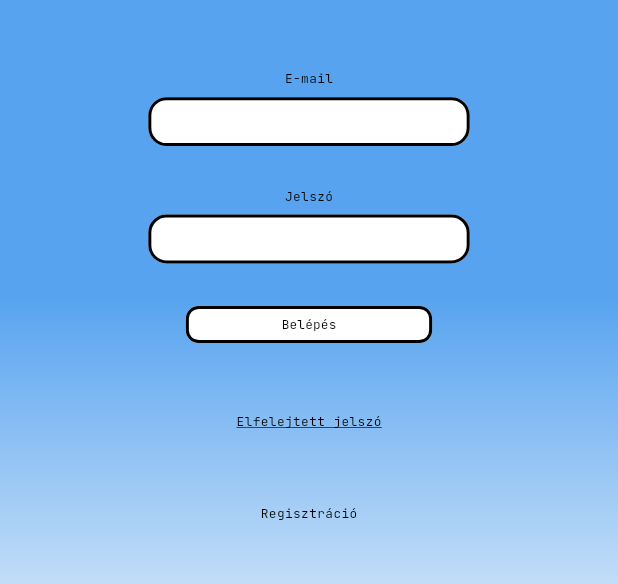
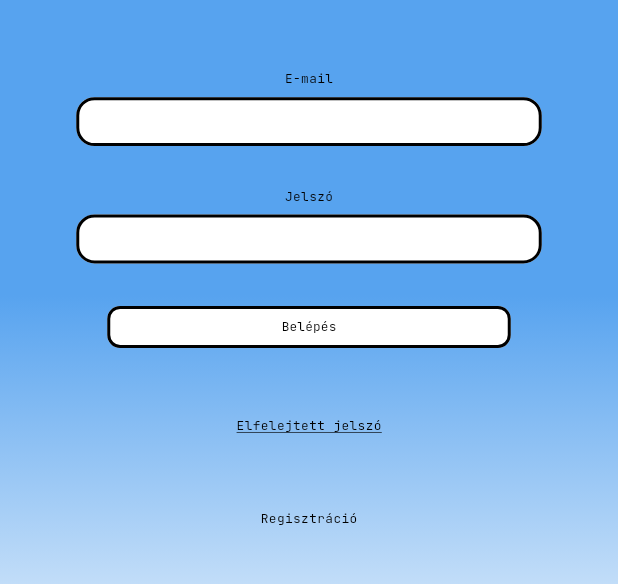
Before and after one commit to KMG1998/SzakdolgozatMobil, a Flutter app: the screen it shows after launch, on a phone screen of 412 x 824 dp, the part 323-907 px from its top. Run offline on Flutter 3.47's test engine with Material 3 defaults, Android fonts, the phone set to English and light mode, and no system bars; our stand-ins replace bloc, dio, flutter_bloc, flutter_screenutil, flutter_svg, fluttertoast and 5 more; missing offline and left inert: dart:ffi; accounts and stored records are empty.

Commit message:
added state handling to login and passenger main page, added getIt for services

```diff
--- a/lib/core/app_export.dart
+++ b/lib/core/app_export.dart
@@ -3,6 +3,8 @@ export 'package:szakdolgozat_magantaxi_mobil/routes/app_routes.dart';
 export 'package:szakdolgozat_magantaxi_mobil/theme/app_decoration.dart';
 export 'package:szakdolgozat_magantaxi_mobil/theme/custom_text_style.dart';
 export 'package:szakdolgozat_magantaxi_mobil/theme/theme_helper.dart';
+export 'package:szakdolgozat_magantaxi_mobil/theme/custom_button_style.dart';
 export 'package:szakdolgozat_magantaxi_mobil/widgets/custom_image_view.dart';
-export '../theme/custom_button_style.dart';
+export 'package:szakdolgozat_magantaxi_mobil/core/utils/validators.dart';
 export 'package:szakdolgozat_magantaxi_mobil/core/utils/date_time_utils.dart';
+export 'package:szakdolgozat_magantaxi_mobil/core/utils/service_locator.dart';
--- a/lib/core/utils/size_utils.dart
+++ b/lib/core/utils/size_utils.dart
@@ -1,4 +1,3 @@
-import 'dart:ui' as ui;
 import 'package:flutter/material.dart';
 
 // These are the Viewport values of your Figma Design.
--- a/lib/main.dart
+++ b/lib/main.dart
@@ -1,8 +1,13 @@
 import 'package:flutter/material.dart';
 import 'package:flutter/services.dart';
+import 'package:flutter_bloc/flutter_bloc.dart';
+import 'package:szakdolgozat_magantaxi_mobil/pages/auth/login_screen.dart';
+import 'package:szakdolgozat_magantaxi_mobil/qubit/login/login_cubit.dart';
+import 'package:szakdolgozat_magantaxi_mobil/qubit/order/order_cubit.dart';
 import 'package:szakdolgozat_magantaxi_mobil/routes/app_routes.dart';
 import 'package:szakdolgozat_magantaxi_mobil/theme/theme_helper.dart';
 
+import 'core/utils/service_locator.dart';
 import 'core/utils/size_utils.dart';
 
 
@@ -14,6 +19,7 @@ void main() {
     DeviceOrientation.portraitUp,
   ]);
   ThemeHelper().changeTheme('primary');
+  initServiceLocator();
   runApp(const MyApp());
 }
 
@@ -25,12 +31,22 @@ class MyApp extends StatelessWidget {
   Widget build(BuildContext context) {
     return Sizer(
       builder: (context, orientation, deviceType) {
-        return MaterialApp(
-          theme: theme,
-          title: 'mt_s_application2',
-          debugShowCheckedModeBanner: false,
-          initialRoute: AppRoutes.loginScreen,
-          routes: AppRoutes.routes,
+        return MultiBlocProvider(
+          providers: [
+            BlocProvider(
+              create: (context) => LoginCubit(),
+            ),
+            BlocProvider(
+              create: (context) => OrderCubit(),
+            ),
+          ],
+          child: MaterialApp(
+            theme: theme,
+            title: 'mt_s_application2',
+            debugShowCheckedModeBanner: false,
+            home: const LoginScreen(),
+            routes: AppRoutes.routes,
+          ),
         );
       },
     );
--- a/lib/pages/auth/login_screen.dart
+++ b/lib/pages/auth/login_screen.dart
@@ -1,7 +1,11 @@
 import 'package:flutter/material.dart';
+import 'package:flutter_bloc/flutter_bloc.dart';
+import 'package:flutter_screenutil/flutter_screenutil.dart';
+import 'package:fluttertoast/fluttertoast.dart';
+import 'package:loading_indicator/loading_indicator.dart';
 import 'package:szakdolgozat_magantaxi_mobil/core/app_export.dart';
-import 'package:szakdolgozat_magantaxi_mobil/models/User.dart';
-import 'package:szakdolgozat_magantaxi_mobil/services/userService.dart';
+import 'package:szakdolgozat_magantaxi_mobil/core/utils/validators.dart';
+import 'package:szakdolgozat_magantaxi_mobil/qubit/login/login_cubit.dart';
 import 'package:szakdolgozat_magantaxi_mobil/widgets/custom_outlined_button.dart';
 import 'package:szakdolgozat_magantaxi_mobil/widgets/custom_text_form_field.dart';
 
@@ -15,10 +19,6 @@ class LoginScreen extends StatefulWidget {
 }
 
 class _LoginScreenState extends State<LoginScreen> {
-  TextEditingController eamilInputController = TextEditingController();
-
-  TextEditingController passwordInputController = TextEditingController();
-
   @override
   Widget build(BuildContext context) {
     return SafeArea(
@@ -49,6 +49,8 @@ class _LoginScreenState extends State<LoginScreen> {
                   child: SingleChildScrollView(
                     child: Padding(
                       padding: EdgeInsets.only(bottom: 164.v),
+                      child: Form(
+                        key: context.read<LoginCubit>().formKey,
                         child: Column(
                           children: [
                             CustomImageView(
@@ -63,8 +65,11 @@ class _LoginScreenState extends State<LoginScreen> {
                             ),
                             SizedBox(height: 7.v),
                             CustomTextFormField(
-                            width: 351.h,
-                            controller: eamilInputController,
+                              width: 351.v,
+                              controller: context.read<LoginCubit>().emailInputController,
+                              validator: (email) => Validators.emailValidator(email),
+                              focusNode: context.read<LoginCubit>().emailFocus,
+                              autofocus: false,
                             ),
                             SizedBox(height: 31.v),
                             Text(
@@ -73,28 +78,18 @@ class _LoginScreenState extends State<LoginScreen> {
                             ),
                             SizedBox(height: 7.v),
                             CustomTextFormField(
-                            width: 351.h,
-                            controller: passwordInputController,
+                              width: 351.v,
+                              controller: context.read<LoginCubit>().passwordInputController,
                               textInputAction: TextInputAction.done,
+                              obscureText: true,
+                              autoCorrect: false,
+                              enableSuggestions: false,
+                              focusNode: context.read<LoginCubit>().passwordFocus,
+                              validator: (password) => Validators.passwordValidator(password),
+                              autofocus: false,
                             ),
                             SizedBox(height: 32.v),
-                          CustomOutlinedButton(
-                            height: 28.v,
-                            width: 269.h,
-                            text: "Belépés",
-                            buttonStyle: CustomButtonStyles.outlineBlack,
-                            buttonTextStyle: theme.textTheme.bodyMedium!,
-                            onPressed: () async {
-                              User user = await UserService().logUserIn(eamilInputController.text, passwordInputController.text);
-                              if(user.typeId == 5) {
-                                Navigator.pushNamed(
-                                    context, AppRoutes.passengerDashboardPage);
-                              }else{
-                                Navigator.pushNamed(
-                                    context, AppRoutes.driverDashboardScreen);
-                              }
-                            },
-                          ),
+                            _loginButton(),
                             SizedBox(height: 52.v),
                             Text(
                               "Elfelejtett jelszó",
@@ -103,18 +98,9 @@ class _LoginScreenState extends State<LoginScreen> {
                               ),
                             ),
                             SizedBox(height: 56.v),
-                          GestureDetector(
-                            onTap: () {
-                              Navigator.pushNamed(
-                                context,
-                                  AppRoutes.registrationPrecondScreen);
-                            },
-                            child: Text(
-                              "Regisztráció",
-                              style: theme.textTheme.bodyMedium,
+                            _registerButton(context),
+                          ],
                         ),
-                          ),
-                        ],
                       ),
                     ),
                   ),
@@ -126,4 +112,63 @@ class _LoginScreenState extends State<LoginScreen> {
       ),
     );
   }
+
+  _registerButton(BuildContext context) {
+    return GestureDetector(
+      onTap: () {
+        Navigator.pushNamed(context, AppRoutes.registrationPrecondScreen);
+      },
+      child: Text(
+        "Regisztráció",
+        style: theme.textTheme.bodyMedium,
+      ),
+    );
   }
+
+  _loginButton() {
+    return BlocConsumer<LoginCubit, LoginState>(
+      listener: (context, state) {
+        if (state.user != null) {
+          if (state.user!.typeId == 5) {
+            Navigator.pushNamed(context, AppRoutes.passengerDashboardPage);
+          } else {
+            Navigator.pushNamed(context, AppRoutes.driverDashboardScreen);
+          }
+        }
+        if (state.hasError) {
+          Fluttertoast.showToast(
+              msg: "Invalid email or password!",
+              toastLength: Toast.LENGTH_SHORT,
+              gravity: ToastGravity.BOTTOM,
+              timeInSecForIosWeb: 1,
+              backgroundColor: Colors.red,
+              textColor: Colors.white,
+              fontSize: 16.0);
+        }
+      },
+      builder: (context, state) {
+        if (!state.isLoading) {
+          return CustomOutlinedButton(
+            height: 28,
+            width: 269,
+            text: "Belépés",
+            buttonStyle: CustomButtonStyles.outlineBlack,
+            buttonTextStyle: theme.textTheme.bodyMedium!,
+            onPressed: () async {
+              await context.read<LoginCubit>().login();
+            },
+          );
+        } else {
+          return const SizedBox(
+            width: 50,
+            height: 50,
+            child: LoadingIndicator(
+              indicatorType: Indicator.ballClipRotatePulse,
+              colors: [Colors.black],
+            ),
+          );
+        }
+      },
+    );
+  }
+}
--- a/lib/pages/auth/registration_passenger_screen.dart
+++ b/lib/pages/auth/registration_passenger_screen.dart
@@ -1,6 +1,5 @@
 import 'package:flutter/material.dart';
 import 'package:szakdolgozat_magantaxi_mobil/core/app_export.dart';
-import 'package:szakdolgozat_magantaxi_mobil/models/User.dart';
 import 'package:szakdolgozat_magantaxi_mobil/services/userService.dart';
 import 'package:szakdolgozat_magantaxi_mobil/widgets/custom_outlined_button.dart';
 import 'package:szakdolgozat_magantaxi_mobil/widgets/custom_text_form_field.dart';
--- /dev/null
+++ b/lib/qubit/login/login_state.dart
@@ -0,0 +1,24 @@
+part of 'login_cubit.dart';
+
+@immutable
+class LoginState {
+  final bool isLoading;
+  final bool hasError;
+  User? user;
+  final String? errorMessage;
+
+  LoginState({
+    required this.isLoading,
+    required this.hasError,
+    this.user,
+    this.errorMessage,
+  });
+
+  LoginState copyWith({isLoading, hasError, user ,errorMessage =""}) {
+    return LoginState(
+        isLoading: isLoading,
+        hasError: hasError,
+        errorMessage: errorMessage,
+        user: user);
+  }
+}
--- /dev/null
+++ b/lib/qubit/order/order_state.dart
@@ -0,0 +1,25 @@
+part of 'order_cubit.dart';
+
+@immutable
+class OrderState {
+  final Order? currentOrder;
+  final bool isLoading;
+  final bool hasError;
+  final String? errorMessage;
+
+  const OrderState({
+    this.currentOrder,
+    required this.isLoading,
+    required this.hasError,
+    this.errorMessage,
+  });
+
+  OrderState copyWith({currentOrder, isLoading, hasError, errorMessage}) {
+    return OrderState(
+      currentOrder: currentOrder,
+      isLoading: isLoading,
+      hasError: hasError,
+      errorMessage: errorMessage,
+    );
+  }
+}
--- a/lib/routes/app_routes.dart
+++ b/lib/routes/app_routes.dart
@@ -1,4 +1,5 @@
 import 'package:flutter/material.dart';
+import 'package:flutter_bloc/flutter_bloc.dart';
 import 'package:szakdolgozat_magantaxi_mobil/pages/auth/registration_passenger_screen.dart';
 import 'package:szakdolgozat_magantaxi_mobil/pages/auth/login_screen.dart';
 import 'package:szakdolgozat_magantaxi_mobil/pages/driver/driver_dashboard_screen.dart';
@@ -6,6 +7,7 @@ import 'package:szakdolgozat_magantaxi_mobil/pages/passenger/new_reserve_car_sel
 import 'package:szakdolgozat_magantaxi_mobil/pages/auth/registration_precond_screen.dart';
 import 'package:szakdolgozat_magantaxi_mobil/pages/passenger//new_reserve_wait_screen.dart';
 import 'package:szakdolgozat_magantaxi_mobil/pages/passenger/passenger_dashboard_page.dart';
+import 'package:szakdolgozat_magantaxi_mobil/qubit/login/login_cubit.dart';
 
 class AppRoutes {
   static const String registrationPassengerScreen =
--- a/lib/services/userService.dart
+++ b/lib/services/userService.dart
@@ -55,8 +55,8 @@ class UserService {
           'Content-Type': 'application/json',
           'accept': 'application/json'
         }));
-    currentUser = User.fromJson(resp.data as Map<String, dynamic>);
-    return currentUser!;
+      currentUser = User.fromJson(resp.data as Map<String, dynamic>);
+      return currentUser!;
   }
 
   Future<DriverLocation> getDriver(double lat, double longit) async {
--- a/lib/widgets/custom_outlined_button.dart
+++ b/lib/widgets/custom_outlined_button.dart
@@ -3,32 +3,21 @@ import 'package:szakdolgozat_magantaxi_mobil/core/app_export.dart';
 import 'package:szakdolgozat_magantaxi_mobil/widgets/base_button.dart';
 
 class CustomOutlinedButton extends BaseButton {
-  CustomOutlinedButton({
-    Key? key,
+  const CustomOutlinedButton({super.key,
     this.decoration,
     this.leftIcon,
     this.rightIcon,
     this.label,
-    VoidCallback? onPressed,
-    ButtonStyle? buttonStyle,
-    TextStyle? buttonTextStyle,
-    bool? isDisabled,
-    Alignment? alignment,
-    double? height,
-    double? width,
-    EdgeInsets? margin,
-    required String text,
-  }) : super(
-          text: text,
-          onPressed: onPressed,
-          buttonStyle: buttonStyle,
-          isDisabled: isDisabled,
-          buttonTextStyle: buttonTextStyle,
-          height: height,
-          alignment: alignment,
-          width: width,
-          margin: margin,
-        );
+    super.onPressed,
+    super.buttonStyle,
+    super.buttonTextStyle,
+    super.isDisabled,
+    super.alignment,
+    super.height,
+    super.width,
+    super.margin,
+    required super.text,
+  });
 
   final BoxDecoration? decoration;
 
--- a/lib/widgets/custom_text_form_field.dart
+++ b/lib/widgets/custom_text_form_field.dart
@@ -2,8 +2,8 @@ import 'package:flutter/material.dart';
 import 'package:szakdolgozat_magantaxi_mobil/core/app_export.dart';
 
 class CustomTextFormField extends StatelessWidget {
-  CustomTextFormField({
-    Key? key,
+  const CustomTextFormField({
+    super.key,
     this.alignment,
     this.width,
     this.scrollPadding,
@@ -26,9 +26,10 @@ class CustomTextFormField extends StatelessWidget {
     this.fillColor,
     this.filled = true,
     this.validator,
-  }) : super(
-          key: key,
-        );
+    this.autoCorrect = true,
+    this.enableSuggestions = true,
+    this.autovalidateMode,
+  });
 
   final Alignment? alignment;
 
@@ -74,6 +75,13 @@ class CustomTextFormField extends StatelessWidget {
 
   final FormFieldValidator<String>? validator;
 
+  final bool? autoCorrect;
+
+  final bool? enableSuggestions;
+
+  final AutovalidateMode? autovalidateMode;
+
+
   @override
   Widget build(BuildContext context) {
     return alignment != null
@@ -99,6 +107,9 @@ class CustomTextFormField extends StatelessWidget {
           maxLines: maxLines ?? 1,
           decoration: decoration,
           validator: validator,
+          autocorrect: autoCorrect!,
+          enableSuggestions: enableSuggestions!,
+          autovalidateMode: autovalidateMode,
         ),
       );
   InputDecoration get decoration => InputDecoration(
--- a/pubspec.yaml
+++ b/pubspec.yaml
@@ -14,11 +14,15 @@ dependencies:
   flutter_lints: ^3.0.1
   flutter_svg: ^2.0.9
   intl: ^0.19.0
-  loading_animation_widget: ^1.2.0+4
+  loading_indicator: ^3.1.1
   dio: ^5.4.0
   cupertino_icons: ^1.0.2
   socket_io_client: ^2.0.3+1
+  flutter_bloc: ^8.1.5
+  fluttertoast: ^8.2.5
   geolocator: ^11.0.0
+  permission_handler: ^11.3.1
+  get_it: ^7.7.0
 
 
 dev_dependencies:
```
Also changed, not shown: lib/core/utils/service_locator.dart (added, +12 -0 lines), lib/core/utils/validators.dart (added, +15 -0 lines), lib/pages/passenger/passenger_dashboard_page.dart (+28 -29 lines), lib/qubit/login/login_cubit.dart (added, +45 -0 lines), lib/qubit/order/order_cubit.dart (added, +35 -0 lines), lib/widgets/base_button.dart (+3 -5 lines), lib/generated/assets.dart, pubspec.lock. Lines whose indentation alone changed are shown as unchanged.
